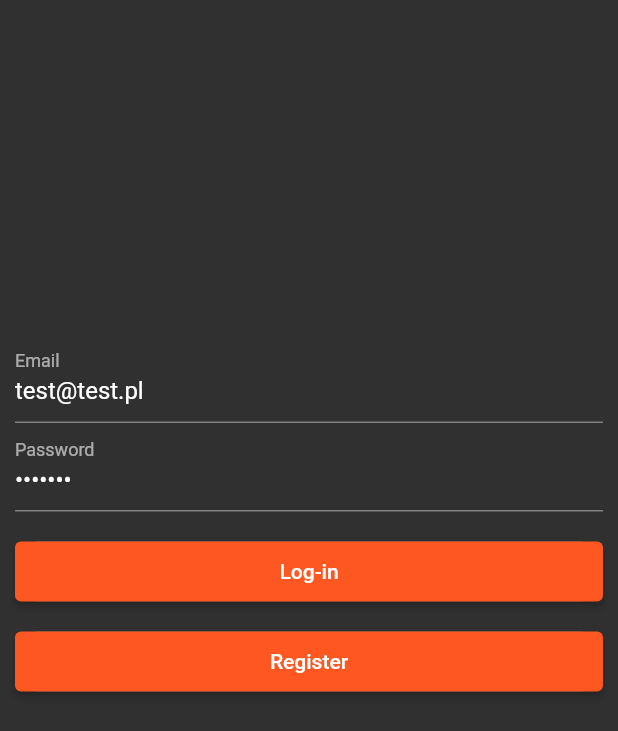
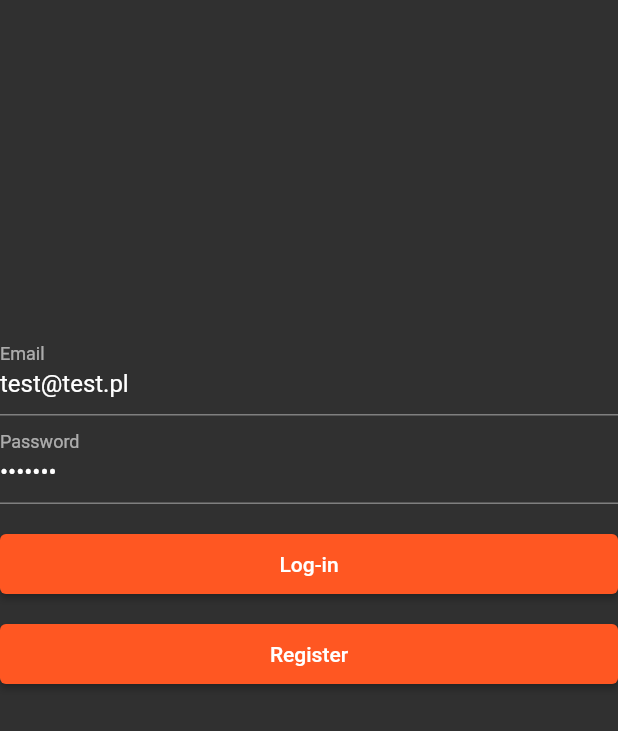
Before and after one commit to janschab/actively, a Flutter app: the screen it shows after launch, on a phone screen of 412 x 824 dp. Shown: the top 731 px of the screen. Run offline on Flutter 3.47's test engine with Material 2 defaults, Android fonts, the phone set to English and light mode, and no system bars; our stand-ins replace cloud_firestore, firebase_auth, firebase_core, fluttertoast, loading_overlay; accounts and stored records are empty; statements that could not run were skipped.

Commit message:
fix auth view

```diff
--- a/lib/modules/authentication/authentication.dart
+++ b/lib/modules/authentication/authentication.dart
@@ -1,6 +1,7 @@
 import 'package:flutter/material.dart';
 import 'package:fluttertoast/fluttertoast.dart';
 import 'package:myapp/core/widgets/buttons.dart';
+import 'package:myapp/core/widgets/containers/full_size_container.dart';
 import 'package:myapp/core/widgets/textFields.dart';
 
 import 'service.dart';
@@ -17,15 +18,7 @@ class _AuthenticationState extends State<Authentication> {
 
   @override
   Widget build(BuildContext context) {
-    return Scaffold(
-      body: Container(
-          margin: EdgeInsets.fromLTRB(10, 20, 10, 10),
-          child: Center(
-            child: Container(
-              width: MediaQuery.of(context).size.width,
-              height: MediaQuery.of(context).size.height,
-              constraints: BoxConstraints(maxWidth: 500),
-              margin: EdgeInsets.only(bottom: 150),
+    return FullSizeContainer(
       child: Column(
         mainAxisAlignment: MainAxisAlignment.center,
         children: [
@@ -54,8 +47,6 @@ class _AuthenticationState extends State<Authentication> {
           ),
         ],
       ),
-            ),
-          )),
     );
   }
 
```
Lines whose indentation alone changed are shown as unchanged.
